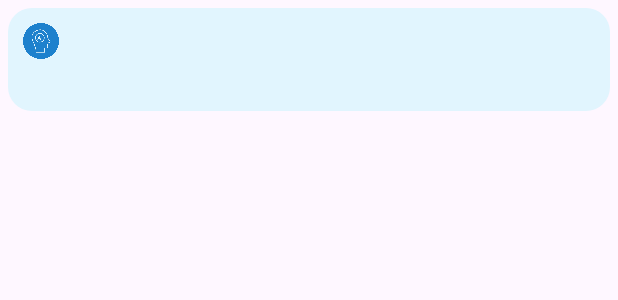
After one commit to Echo-Guardian/AndroidApps, an Android app: the layout item_message_ia.xml on its own in the app's theme, with its tools: preview values and no code run, on a phone screen of 412 x 824 dp. The commit adds this screen. Shown: the top 300 px of the screen. Run offline under Robolectric (Android 15) with nearby library versions, the phone set to English and light mode, and no system bars.

Commit message:
Alterações + bug resolvido

```diff
--- /dev/null
+++ b/app/src/main/res/drawable/bolha_ia.xml
@@ -0,0 +1,12 @@
+<shape xmlns:android="http://schemas.android.com/apk/res/android"
+    android:shape="rectangle">
+
+    <solid android:color="#E1F5FE" />
+
+    <corners android:radius="16dp" />
+    <padding
+        android:left="10dp"
+        android:top="10dp"
+        android:right="10dp"
+        android:bottom="10dp" />
+</shape>
--- /dev/null
+++ b/app/src/main/res/layout/item_message_ia.xml
@@ -0,0 +1,37 @@
+<RelativeLayout xmlns:android="http://schemas.android.com/apk/res/android"
+    android:layout_width="wrap_content"
+    android:layout_height="wrap_content"
+    android:background="@drawable/bolha_ia"
+    android:padding="10dp"
+    android:layout_margin="5dp"
+    android:layout_alignParentEnd="true">
+
+    <ImageView
+        android:id="@+id/aiIcon"
+        android:layout_width="24dp"
+        android:layout_height="24dp"
+        android:layout_alignParentStart="true"
+        android:layout_marginEnd="8dp"
+        android:src="@drawable/ic_ia" />
+
+    <TextView
+        android:id="@+id/messageTextView"
+        android:layout_width="wrap_content"
+        android:layout_height="wrap_content"
+        android:textColor="@android:color/black"
+        android:textSize="16sp"
+        android:layout_toEndOf="@id/aiIcon"
+        android:layout_marginStart="8dp"
+        android:layout_marginTop="4dp"
+        android:layout_marginBottom="4dp" />
+
+    <TextView
+        android:id="@+id/timestampTextView"
+        android:layout_width="wrap_content"
+        android:layout_height="wrap_content"
+        android:textColor="@android:color/darker_gray"
+        android:textSize="12sp"
+        android:layout_below="@id/messageTextView"
+        android:layout_alignParentEnd="true"
+        android:layout_marginTop="2dp" />
+</RelativeLayout>
```
Also changed, not shown: app/src/main/java/com/example/teladecadastro/ChatCuidadorActivity.kt (+2 -13 lines), app/src/main/java/com/example/teladecadastro/DatabaseCuidador.java (+20 -18 lines), app/src/main/java/com/example/teladecadastro/Message.java (+20 -9 lines), app/src/main/java/com/example/teladecadastro/MessageAdapter.java (+26 -1 lines), app/src/main/res/drawable/ic_ia.png (added).
